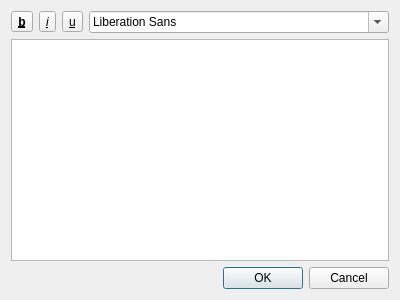
This is src/ui/note.ui in hakaishi/nobleNote as Qt 5 draws it before an edit. The edited form follows.
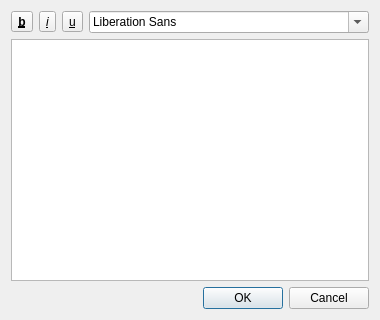
This is the edited form.

Commit message: enabling textformating (but doesn't work yet)

The edit to the form file:
```diff
--- a/src/ui/note.ui
+++ b/src/ui/note.ui
@@ -6,8 +6,8 @@
    <rect>
     <x>0</x>
     <y>0</y>
-    <width>400</width>
-    <height>300</height>
+    <width>380</width>
+    <height>320</height>
    </rect>
   </property>
   <property name="windowTitle">
```
Left out of the diff: 38 changed lines with no effect on the pictures. The commit also changes 2 other files.
